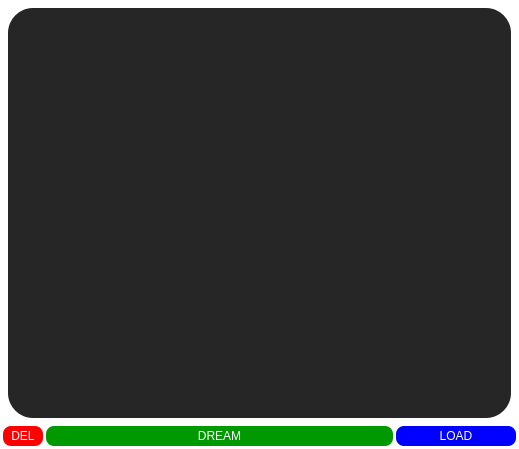
Above: frontend/ui/simple_init_controls.ui from XmYx/ainodes-pyside before the change. Below: the same form after it.
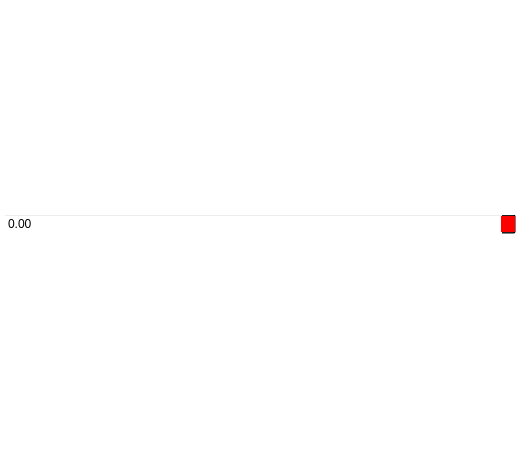
That is the form after the change.

What changed in the file:
```diff
--- a/frontend/ui/simple_init_controls.ui
+++ b/frontend/ui/simple_init_controls.ui
@@ -17,6 +17,9 @@
    <string notr="true">QWidget{background: transparent}
 QTextEdit {background-color: #262626; border-radius: 25px ; color: white}
 QPushButton {background-color: #009900; border-radius: 8px ; color: white}
+QDoubleSpinBox::up-button {  background-color:red }
+QDoubleSpinBox::down-button {  background-color:red }
+
 
 
 
@@ -39,83 +42,7 @@
     <number>3</number>
    </property>
    <item>
-    <widget class="QTextEdit" name="prompts">
-     <property name="cursor" stdset="0">
-      <cursorShape>IBeamCursor</cursorShape>
-     </property>
-     <property name="styleSheet">
-      <string notr="true">QTextEdit {
-    margin-top: 5px;
-    margin-right: 5px;
-    margin-bottom: 5px;
-    margin-left: 5px;
-}</string>
-     </property>
-     <property name="autoFormatting">
-      <set>QTextEdit::AutoBulletList</set>
-     </property>
-    </widget>
-   </item>
-   <item>
-    <layout class="QHBoxLayout" name="horizontalLayout">
-     <item>
-      <widget class="QPushButton" name="delbutton">
-       <property name="minimumSize">
-        <size>
-         <width>0</width>
-         <height>20</height>
-        </size>
-       </property>
-       <property name="maximumSize">
-        <size>
-         <width>40</width>
-         <height>16777215</height>
-        </size>
-       </property>
-       <property name="styleSheet">
-        <string notr="true">background-color: red</string>
-       </property>
-       <property name="text">
-        <string>DEL</string>
-       </property>
-      </widget>
-     </item>
-     <item>
-      <widget class="QPushButton" name="dreambutton">
-       <property name="minimumSize">
-        <size>
-         <width>0</width>
-         <height>20</height>
-        </size>
-       </property>
-       <property name="text">
-        <string>DREAM</string>
-       </property>
-      </widget>
-     </item>
-     <item>
-      <widget class="QPushButton" name="loadbutton">
-       <property name="minimumSize">
-        <size>
-         <width>50</width>
-         <height>20</height>
-        </size>
-       </property>
-       <property name="maximumSize">
-        <size>
-         <width>120</width>
-         <height>16777215</height>
-        </size>
-       </property>
-       <property name="styleSheet">
-        <string notr="true">background-color: blue</string>
-       </property>
-       <property name="text">
-        <string>LOAD</string>
-       </property>
-      </widget>
-     </item>
-    </layout>
+    <widget class="QDoubleSpinBox" name="doubleSpinBox"/>
    </item>
   </layout>
  </widget>
```
